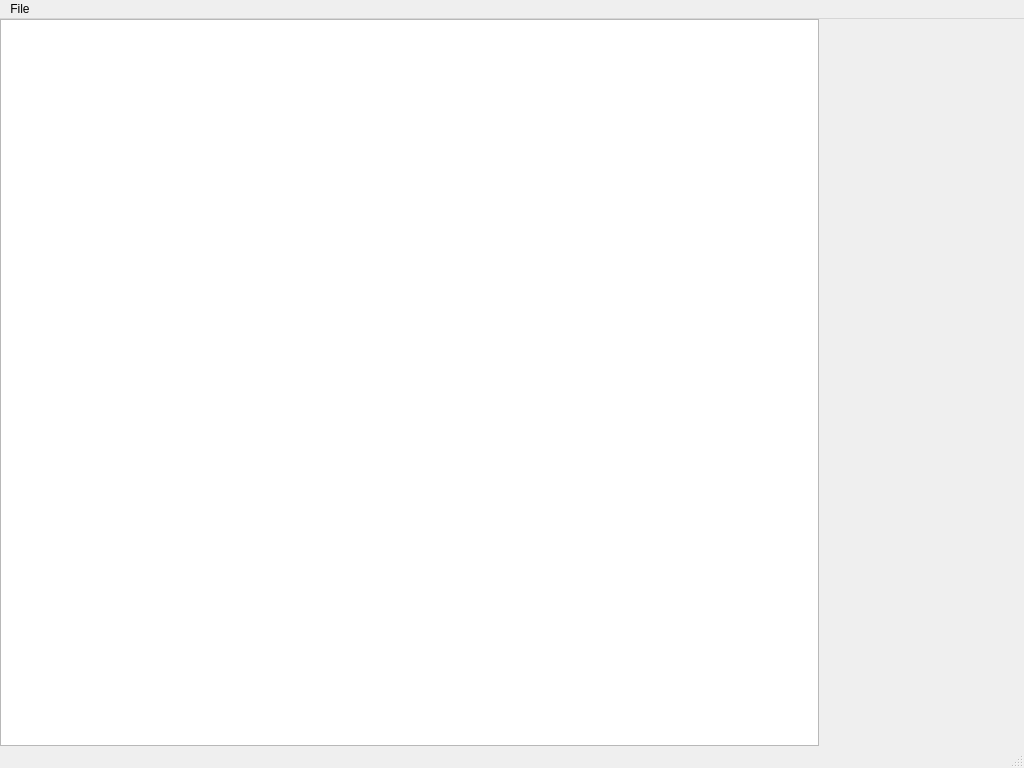
This is source/badziaha/forms/main_window.ui in Mikalai/punk_project_a as Qt 5 draws it before an edit. The edited form follows.
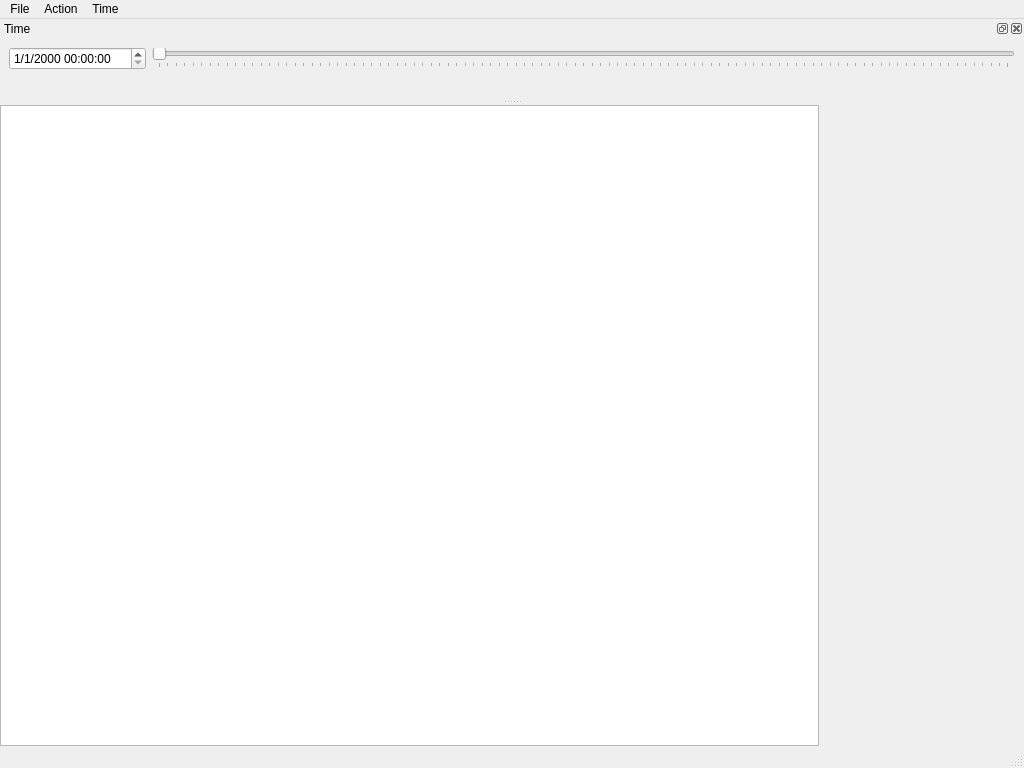
This is the edited form. Custom widgets are drawn as their Qt base class.

Commit message: weather simulation added

Patch:
```diff
--- a/source/badziaha/forms/main_window.ui
+++ b/source/badziaha/forms/main_window.ui
@@ -76,9 +76,76 @@
     <addaction name="separator"/>
     <addaction name="actionQuit"/>
    </widget>
+   <widget class="QMenu" name="menuAction">
+    <property name="title">
+     <string>Action</string>
+    </property>
+    <addaction name="actionEnter_location"/>
+    <addaction name="actionLeave_location"/>
+   </widget>
+   <widget class="QMenu" name="menuTime">
+    <property name="title">
+     <string>Time</string>
+    </property>
+    <addaction name="action1_1"/>
+    <addaction name="action1_10"/>
+    <addaction name="action1_100"/>
+    <addaction name="action1s_1000"/>
+   </widget>
    <addaction name="menuFile"/>
+   <addaction name="menuAction"/>
+   <addaction name="menuTime"/>
   </widget>
   <widget class="QStatusBar" name="statusbar"/>
+  <widget class="QDockWidget" name="dockWidget">
+   <property name="windowTitle">
+    <string>Time</string>
+   </property>
+   <attribute name="dockWidgetArea">
+    <number>4</number>
+   </attribute>
+   <widget class="QWidget" name="dockWidgetContents">
+    <layout class="QVBoxLayout" name="verticalLayout">
+     <item>
+      <layout class="QHBoxLayout" name="horizontalLayout_2"/>
+     </item>
+     <item>
+      <layout class="QHBoxLayout" name="horizontalLayout_4">
+       <item>
+        <widget class="QDateTimeEdit" name="m_time">
+         <property name="displayFormat">
+          <string>M/d/yyyy hh:mm:ss</string>
+         </property>
+        </widget>
+       </item>
+       <item>
+        <widget class="QSlider" name="m_time_scale">
+         <property name="minimum">
+          <number>1</number>
+         </property>
+         <property name="maximum">
+          <number>1000</number>
+         </property>
+         <property name="orientation">
+          <enum>Qt::Horizontal</enum>
+         </property>
+         <property name="tickPosition">
+          <enum>QSlider::TicksBelow</enum>
+         </property>
+        </widget>
+       </item>
+      </layout>
+     </item>
+     <item>
+      <widget class="QLabel" name="m_weather">
+       <property name="text">
+        <string/>
+       </property>
+      </widget>
+     </item>
+    </layout>
+   </widget>
+  </widget>
   <action name="actionSave">
    <property name="text">
     <string>Save</string>
```
Left out of the diff: 87 changed lines with no effect on the pictures. The commit also changes 64 other files.
